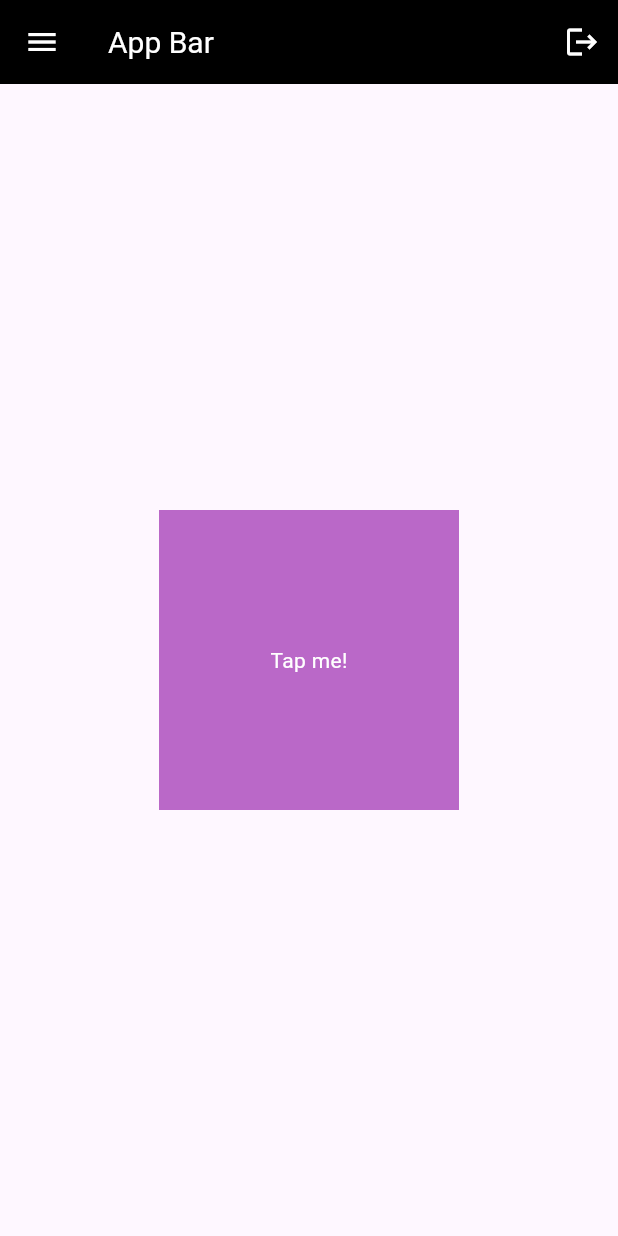
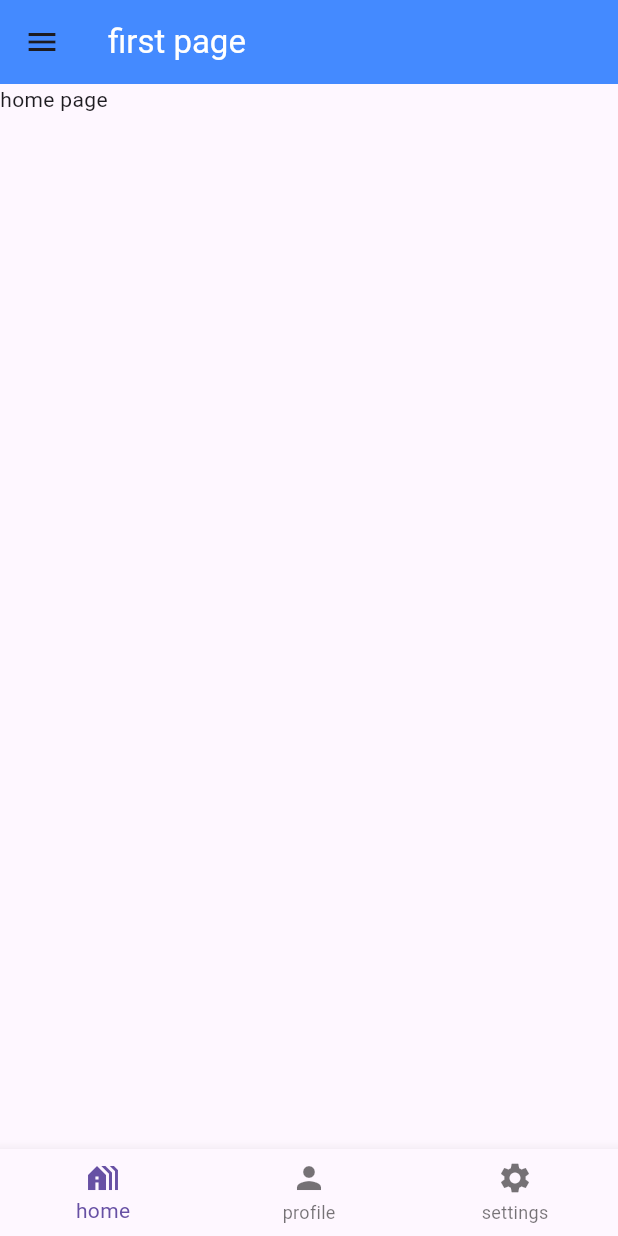
Before and after one commit to ArgonautAli/flutter-lets-go, a Flutter app: the screen it shows after launch, on a phone screen of 412 x 824 dp. Run offline on Flutter 3.47's test engine with Material 3 defaults, Android fonts, the phone set to English and light mode, and no system bars.

Commit message:
feat: learned routing

```diff
--- a/lib/main.dart
+++ b/lib/main.dart
@@ -1,3 +1,8 @@
+import 'package:ecom_app/pages/first_page.dart';
+import 'package:ecom_app/pages/home_page.dart';
+import 'package:ecom_app/pages/profile_page.dart';
+import 'package:ecom_app/pages/second_page.dart';
+import 'package:ecom_app/pages/settings_page.dart';
 import 'package:flutter/material.dart';
 
 void main() {
@@ -35,118 +40,126 @@ class MyApp extends StatelessWidget {
     return MaterialApp(
       title: 'Flutter Demo',
       debugShowCheckedModeBanner: false,
-      home: Scaffold(
-          // backgroundColor: Colors.deepPurple.shade200,
-          appBar: AppBar(
-            leading: Icon(
-              Icons.menu,
-              color: Colors.white,
-            ),
-            title: Text(
-              "App Bar",
-              textAlign: TextAlign.center,
-              style: TextStyle(
-                color: Colors.white,
-                fontSize: 20,
-              ),
-            ),
-            backgroundColor: Colors.black,
-            elevation: 0,
-            actions: [
-              IconButton(
-                onPressed: () {},
-                icon: Icon(Icons.logout),
-                style: ButtonStyle(
-                    iconColor: MaterialStatePropertyAll<Color>(Colors.white)),
-              )
-            ],
-          ),
-          // body: Center(
-          //   child: Container(
-          //       // child: Text(
-          //       //   "hello",
-          //       //   style: TextStyle(color: Colors.white, fontSize: 20),
-          //       // ),
-          //       child: Icon(
-          //         Icons.face,
-          //         color: Colors.white,
-          //         size: 64,
-          //       ),
-          //       height: 200,
-          //       width: 200,
-          //       padding: EdgeInsets.all(25),
-          //       decoration: BoxDecoration(
-          //           color: Colors.deepPurple,
-          //           border: Border.all(),
-          //           borderRadius: BorderRadius.circular(25))),
-          // )
-          // body: ListView(
-          //   // mainAxisAlignment: MainAxisAlignment.center,
-          //   // crossAxisAlignment: CrossAxisAlignment.end,
-          //   children: [
-          //     // 1st box
-          //     Container(
-          //       height: 350,
-          //       color: Colors.deepPurple,
-          //     ),
-          //     Container(
-          //       height: 350,
-          //       color: Colors.deepPurple[400],
-          //     ),
-          //     Container(
-          //       height: 350,
-          //       color: Colors.deepPurple[300],
-          //     )
-          //   ],
-          // )
-          // body: ListView.builder(
-          //     itemBuilder: (context, item) =>
-          //         ListTile(title: Text(item.toString()))),
-          // body: GridView.builder(
-          //     itemCount: 64,
-          //     gridDelegate:
-          //         SliverGridDelegateWithFixedCrossAxisCount(crossAxisCount: 8),
-          //     itemBuilder: (context, index) => Container(
-          //           color: Colors.black,
-          //           margin: EdgeInsets.all(2),
-          //         ))
+      home: FirstPage(),
+      routes: {
+        '/firstPage': (context) => FirstPage(),
+        '/secondPage': (context) => SecondPage(),
+        '/homePage': (context) => HomePage(),
+        '/settingsPage': (context) => SettingsPage(),
+        '/profilePage': (context) => ProfilePage()
+      },
+      // home: Scaffold(
+      //     // backgroundColor: Colors.deepPurple.shade200,
+      //     appBar: AppBar(
+      //       leading: Icon(
+      //         Icons.menu,
+      //         color: Colors.white,
+      //       ),
+      //       title: Text(
+      //         "App Bar",
+      //         textAlign: TextAlign.center,
+      //         style: TextStyle(
+      //           color: Colors.white,
+      //           fontSize: 20,
+      //         ),
+      //       ),
+      //       backgroundColor: Colors.black,
+      //       elevation: 0,
+      //       actions: [
+      //         IconButton(
+      //           onPressed: () {},
+      //           icon: Icon(Icons.logout),
+      //           style: ButtonStyle(
+      //               iconColor: MaterialStatePropertyAll<Color>(Colors.white)),
+      //         )
+      //       ],
+      //     ),
+      //     // body: Center(
+      //     //   child: Container(
+      //     //       // child: Text(
+      //     //       //   "hello",
+      //     //       //   style: TextStyle(color: Colors.white, fontSize: 20),
+      //     //       // ),
+      //     //       child: Icon(
+      //     //         Icons.face,
+      //     //         color: Colors.white,
+      //     //         size: 64,
+      //     //       ),
+      //     //       height: 200,
+      //     //       width: 200,
+      //     //       padding: EdgeInsets.all(25),
+      //     //       decoration: BoxDecoration(
+      //     //           color: Colors.deepPurple,
+      //     //           border: Border.all(),
+      //     //           borderRadius: BorderRadius.circular(25))),
+      //     // )
+      //     // body: ListView(
+      //     //   // mainAxisAlignment: MainAxisAlignment.center,
+      //     //   // crossAxisAlignment: CrossAxisAlignment.end,
+      //     //   children: [
+      //     //     // 1st box
+      //     //     Container(
+      //     //       height: 350,
+      //     //       color: Colors.deepPurple,
+      //     //     ),
+      //     //     Container(
+      //     //       height: 350,
+      //     //       color: Colors.deepPurple[400],
+      //     //     ),
+      //     //     Container(
+      //     //       height: 350,
+      //     //       color: Colors.deepPurple[300],
+      //     //     )
+      //     //   ],
+      //     // )
+      //     // body: ListView.builder(
+      //     //     itemBuilder: (context, item) =>
+      //     //         ListTile(title: Text(item.toString()))),
+      //     // body: GridView.builder(
+      //     //     itemCount: 64,
+      //     //     gridDelegate:
+      //     //         SliverGridDelegateWithFixedCrossAxisCount(crossAxisCount: 8),
+      //     //     itemBuilder: (context, index) => Container(
+      //     //           color: Colors.black,
+      //     //           margin: EdgeInsets.all(2),
+      //     //         ))
 
-          // body: Stack(
-          //   alignment: Alignment.center,
-          //   children: [
-          //     Container(
-          //       height: 400,
-          //       width: 400,
-          //       color: Colors.deepPurple,
-          //     ),
-          //     Container(
-          //       height: 300,
-          //       width: 300,
-          //       color: Colors.deepPurple[200],
-          //     ),
-          //     Container(
-          //       height: 200,
-          //       width: 200,
-          //       color: Colors.deepPurple[300],
-          //     )
-          //   ],
-          // )
+      //     // body: Stack(
+      //     //   alignment: Alignment.center,
+      //     //   children: [
+      //     //     Container(
+      //     //       height: 400,
+      //     //       width: 400,
+      //     //       color: Colors.deepPurple,
+      //     //     ),
+      //     //     Container(
+      //     //       height: 300,
+      //     //       width: 300,
+      //     //       color: Colors.deepPurple[200],
+      //     //     ),
+      //     //     Container(
+      //     //       height: 200,
+      //     //       width: 200,
+      //     //       color: Colors.deepPurple[300],
+      //     //     )
+      //     //   ],
+      //     // )
 
-          body: Center(
-            child: GestureDetector(
-              onTap: onTap,
-              child: Container(
-                height: 200,
-                width: 200,
-                color: Colors.purple[300],
-                child: Center(
-                    child: Text(
-                  "Tap me!",
-                  style: TextStyle(color: Colors.white),
-                )),
-              ),
-            ),
-          )),
+      //     body: Center(
+      //       child: GestureDetector(
+      //         onTap: onTap,
+      //         child: Container(
+      //           height: 200,
+      //           width: 200,
+      //           color: Colors.purple[300],
+      //           child: Center(
+      //               child: Text(
+      //             "Tap me!",
+      //             style: TextStyle(color: Colors.white),
+      //           )),
+      //         ),
+      //       ),
+      //     )),
     );
   }
 }
--- /dev/null
+++ b/lib/pages/first_page.dart
@@ -0,0 +1,86 @@
+import "package:ecom_app/pages/home_page.dart";
+import "package:ecom_app/pages/profile_page.dart";
+import "package:ecom_app/pages/second_page.dart";
+import "package:ecom_app/pages/settings_page.dart";
+import "package:flutter/material.dart";
+
+class FirstPage extends StatefulWidget {
+  FirstPage({super.key});
+
+  @override
+  State<FirstPage> createState() => _FirstPageState();
+}
+
+class _FirstPageState extends State<FirstPage> {
+  int _selectedIndex = 0;
+
+  final List _pages = [HomePage(), ProfilePage(), SettingsPage()];
+
+  void _navigateBottomBar(int Index) {
+    setState(() {
+      _selectedIndex = Index;
+    });
+  }
+
+  void navHome(context) {
+    Navigator.pop(context);
+    Navigator.push(
+        context,
+        MaterialPageRoute<void>(
+          builder: (BuildContext context) => const HomePage(),
+        ));
+  }
+
+  @override
+  Widget build(BuildContext context) {
+    return Scaffold(
+      appBar: AppBar(
+        title: Text(
+          "first page",
+          style: TextStyle(color: Colors.white),
+        ),
+        backgroundColor: Colors.blueAccent,
+      ),
+      body: _pages[_selectedIndex],
+      // body: Center(
+      //     child: ElevatedButton(
+      //         onPressed: () {
+      //           Navigator.push(
+      //               context,
+      //               MaterialPageRoute(
+      //                 builder: (context) => SecondPage(),
+      //               ));
+      //         },
+      //         child: Text("Go to second page"))),
+      drawer: Drawer(
+        backgroundColor: Colors.green[200],
+        child: Column(children: [
+          DrawerHeader(
+              child: Icon(
+            Icons.wysiwyg,
+            size: 48,
+          )),
+          ListTile(
+            leading: Icon(Icons.holiday_village),
+            title: Text("Home"),
+            onTap: () => navHome(context),
+          ),
+          ListTile(
+            leading: Icon(Icons.settings),
+            title: Text("Settings"),
+          )
+        ]),
+      ),
+      bottomNavigationBar: BottomNavigationBar(
+          currentIndex: _selectedIndex,
+          onTap: _navigateBottomBar,
+          items: [
+            BottomNavigationBarItem(
+                icon: Icon(Icons.holiday_village), label: "home"),
+            BottomNavigationBarItem(icon: Icon(Icons.person), label: "profile"),
+            BottomNavigationBarItem(
+                icon: Icon(Icons.settings), label: "settings")
+          ]),
+    );
+  }
+}
--- /dev/null
+++ b/lib/pages/home_page.dart
@@ -0,0 +1,12 @@
+import "package:flutter/material.dart";
+
+class HomePage extends StatelessWidget {
+  const HomePage({super.key});
+
+  @override
+  Widget build(BuildContext context) {
+    return Scaffold(
+      body: Text("home page"),
+    );
+  }
+}
--- /dev/null
+++ b/lib/pages/profile_page.dart
@@ -0,0 +1,12 @@
+import "package:flutter/material.dart";
+
+class ProfilePage extends StatelessWidget {
+  const ProfilePage({super.key});
+
+  @override
+  Widget build(BuildContext context) {
+    return Scaffold(
+      body: Text("profile page"),
+    );
+  }
+}
--- /dev/null
+++ b/lib/pages/second_page.dart
@@ -0,0 +1,15 @@
+import 'package:flutter/material.dart';
+
+class SecondPage extends StatelessWidget {
+  const SecondPage({super.key});
+
+  @override
+  Widget build(BuildContext context) {
+    return Scaffold(
+      appBar: AppBar(title: Text("Second page")),
+      body: Center(
+        child: Text("second page"),
+      ),
+    );
+  }
+}
--- /dev/null
+++ b/lib/pages/settings_page.dart
@@ -0,0 +1,12 @@
+import "package:flutter/material.dart";
+
+class SettingsPage extends StatelessWidget {
+  const SettingsPage({super.key});
+
+  @override
+  Widget build(BuildContext context) {
+    return Scaffold(
+      body: Text("settings page"),
+    );
+  }
+}
```
